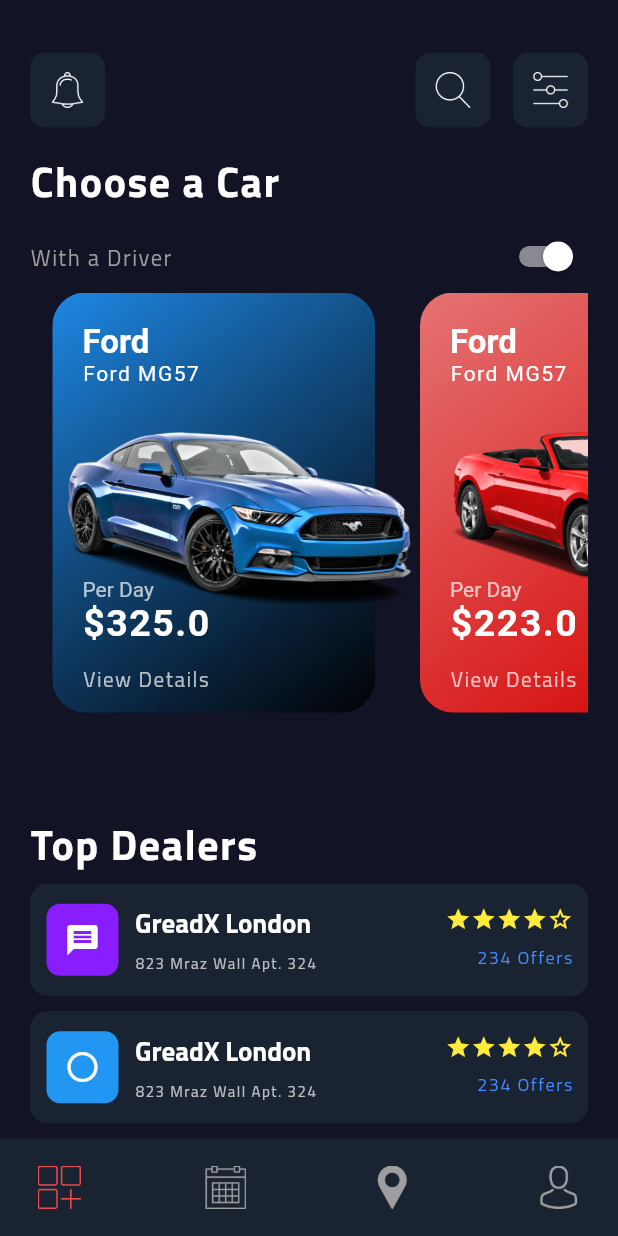
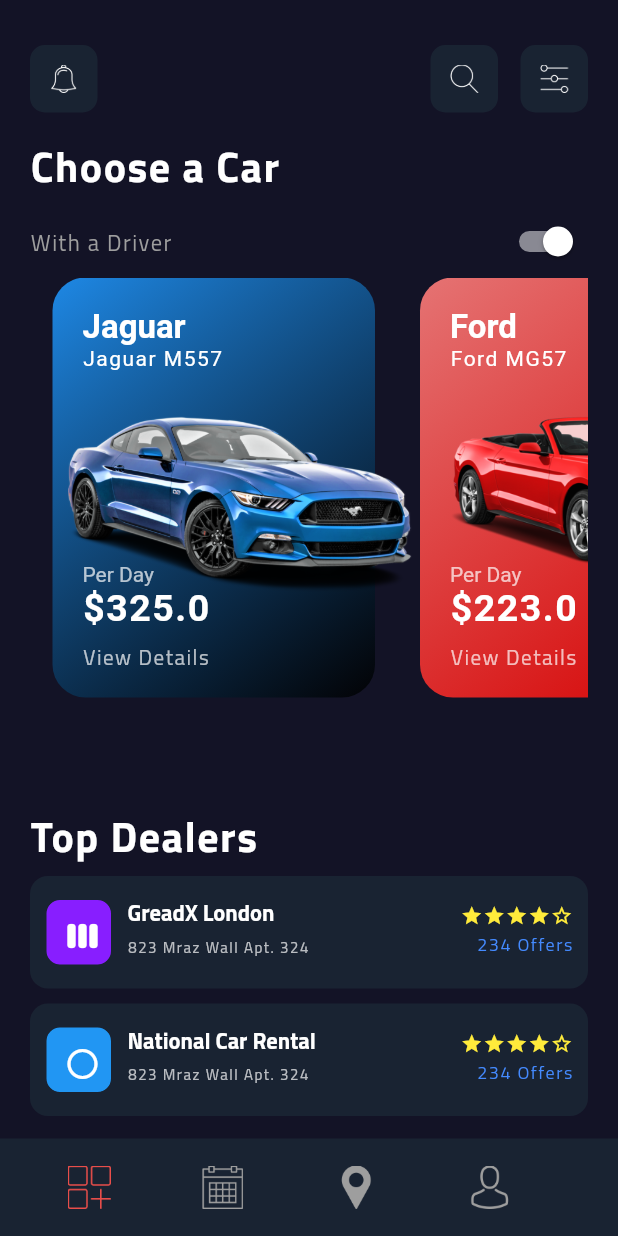
Before and after one commit to aymansainshy/CarAppUiDemo, a Flutter app: the HomeScreen screen opened directly, on a phone screen of 412 x 824 dp. Run offline on Flutter 3.47's test engine with Material 2 defaults, Android fonts, the phone set to English and light mode, and no system bars.

Commit message:
car app done demo

```diff
--- /dev/null
+++ b/lib/helper/buildAppBar.dart
@@ -0,0 +1,48 @@
+import 'package:car_app/helper/costanse.dart';
+import 'package:flutter/material.dart';
+
+import 'buildContainer.dart';
+
+class BuildAppBar extends StatelessWidget {
+  final String iconUrl;
+  final Function func;
+  const BuildAppBar({
+    this.iconUrl,
+    this.func,
+    Key key,
+  }) : super(key: key);
+
+  @override
+  Widget build(BuildContext context) {
+    return Row(
+      children: <Widget>[
+        GestureDetector(
+          onTap: func,
+          child: BuildContainer(
+            color: kaccentColor,
+            child: Image.asset(
+              iconUrl,
+              color: Colors.white,
+            ),
+          ),
+        ),
+        Spacer(),
+        BuildContainer(
+          color: kaccentColor,
+          child: Image.asset(
+            'assets/icons/search.png',
+            color: Colors.white,
+          ),
+        ),
+        SizedBox(width: 15),
+        BuildContainer(
+          color: kaccentColor,
+          child: Image.asset(
+            'assets/icons/adjust.png',
+            color: Colors.white,
+          ),
+        ),
+      ],
+    );
+  }
+}
--- a/lib/helper/buildContainer.dart
+++ b/lib/helper/buildContainer.dart
@@ -13,8 +13,8 @@ class BuildContainer extends StatelessWidget {
   @override
   Widget build(BuildContext context) {
     return Container(
-      width: 50,
-      height: 50,
+      width: 45,
+      height: 45,
       padding: EdgeInsets.all(12.0),
       decoration: BoxDecoration(
         color: color,
--- a/lib/helper/costanse.dart
+++ b/lib/helper/costanse.dart
@@ -8,4 +8,52 @@ const Color kbottonColor = Color.fromRGBO(234, 78, 74, 1);
 
 const Color kpink = Color.fromRGBO(136, 30, 255, 1);
 
+const Color kblue = Colors.blue;
+
 const double kpadding = 20.0;
+
+// final List<Map<String, dynamic>> spicification = [
+//     {
+//       'icon': 'assets/icons/engine.png',
+//       'title': 'Engine Power',
+//       'description': '610 CV (449 kw)',
+//       'color': kaccentColor
+//     },
+//     {
+//       'icon': 'assets/icons/windshield.png',
+//       'title': 'Acceleration',
+//       'description': '0-100 km/h - 3.5s',
+//       'color': Colors.blueGrey[700]
+//     },
+//     {
+//       'icon': 'assets/icons/dashboard.png',
+//       'title': 'Max Speed',
+//       'description': '324 km/h',
+//       'color': kaccentColor
+//     },
+//     {
+//       'icon': 'assets/icons/information.png',
+//       'title': 'Max Torque',
+//       'description': '560Nm @6.500 rpm',
+//       'color': kaccentColor
+//     },
+//     {
+//       'icon': 'assets/icons/breakdown.png',
+//       'title': 'Breakes',
+//       'description': '8 Pistons (front)',
+//       'color': kaccentColor
+//     },
+//     {
+//       'icon': 'assets/icons/climatization.png',
+//       'title': 'Seats',
+//       'description': '2 seats',
+//       'color': kaccentColor
+//     },
+//   ];
+
+//  List<String> buttomNav = [
+//   'assets/icons/app.png',
+//   'assets/icons/calendar.png',
+//   'assets/icons/pin.png',
+//   'assets/icons/user.png',
+// ];
--- a/lib/models/car.dart
+++ b/lib/models/car.dart
@@ -21,8 +21,8 @@ List<Car> cars = [
   Car(
     id: 1,
     price: 325.0,
-    type: 'Ford',
-    name: 'Ford MG57',
+    type: 'Jaguar',
+    name: 'Jaguar M557',
     imageUrl: 'assets/images/ford1.png',
     fColor: Colors.blue[600],
     sColor: Colors.black87,
--- a/lib/screens/homeScreen.dart
+++ b/lib/screens/homeScreen.dart
@@ -1,6 +1,8 @@
+import 'package:car_app/helper/buildAppBar.dart';
 import 'package:car_app/helper/buildContainer.dart';
 import 'package:car_app/helper/costanse.dart';
 import 'package:car_app/models/car.dart';
+import 'package:car_app/screens/detailScreen.dart';
 import 'package:flutter/material.dart';
 
 class HomeScreen extends StatefulWidget {
@@ -15,13 +17,13 @@ class _HomeScreenState extends State<HomeScreen> {
       backgroundColor: kprimaryColor,
       body: Padding(
         padding:
-            const EdgeInsets.only(left: kpadding, right: kpadding, top: 35),
+            const EdgeInsets.only(left: kpadding, right: kpadding, top: 30),
         child: Column(
           crossAxisAlignment: CrossAxisAlignment.start,
           children: <Widget>[
-            BuildAppBar(),
+            BuildAppBar(iconUrl: 'assets/icons/bell.png'),
             SizedBox(height: 10),
-            buildText('Choose a Car'),
+            _buildText('Choose a Car'),
             BuildTextSwitch(),
             Expanded(
               child: ListView.builder(
@@ -29,63 +31,81 @@ class _HomeScreenState extends State<HomeScreen> {
                 itemCount: cars.length,
                 itemBuilder: (context, i) => Padding(
                   padding: const EdgeInsets.symmetric(horizontal: 15),
-                  child: CarItem(car: cars[i]),
+                  child: CarItem(
+                    car: cars[i],
+                    press: () {
+                      Navigator.of(context).push(
+                        MaterialPageRoute(
+                          builder: (context) => DetailScreen(
+                            car: cars[i],
+                          ),
+                        ),
+                      );
+                    },
                   ),
                 ),
               ),
-            buildText('Top Dealers'),
-            buildBottomContainer(Icons.message, 'GreadX London', kpink),
+            ),
+            _buildText('Top Dealers'),
+            _buildDealerContainer(Icons.view_week, 'GreadX London', kpink),
             SizedBox(height: 10),
-            buildBottomContainer(
-                Icons.panorama_fish_eye, 'GreadX London', Colors.blue),
-            SizedBox(height: 10),
+            _buildDealerContainer(
+                Icons.panorama_fish_eye, 'National Car Rental', kblue),
+            SizedBox(height: 15),
           ],
         ),
       ),
-      bottomNavigationBar: buildBottomNavigationBar(),
+      bottomNavigationBar: BuildBottomNavigationBar(),
     );
   }
-
-
 }
 
 // 1 -  ..................................................
-class BuildAppBar extends StatelessWidget {
-  const BuildAppBar({
-    Key key,
-  }) : super(key: key);
 
-  @override
-  Widget build(BuildContext context) {
-    return Row(
-      children: <Widget>[
-        BuildContainer(
-          color: kaccentColor,
-          child: Image.asset(
-            'assets/icons/bell.png',
-            color: Colors.white,
-          ),
-        ),
-        Spacer(),
-        BuildContainer(
-          color: kaccentColor,
-          child: Image.asset(
-            'assets/icons/search.png',
-            color: Colors.white,
-          ),
-        ),
-        SizedBox(width: 15),
-        BuildContainer(
-          color: kaccentColor,
-          child: Image.asset(
-            'assets/icons/adjust.png',
-            color: Colors.white,
-          ),
-        ),
-      ],
-    );
-  }
-}
+// this is also going to Helper Widget
+// class BuildAppBar extends StatelessWidget {
+//   final String iconUrl;
+//   final Function func;
+//   const BuildAppBar({
+//     this.iconUrl,
+//     this.func,
+//     Key key,
+//   }) : super(key: key);
+
+//   @override
+//   Widget build(BuildContext context) {
+//     return Row(
+//       children: <Widget>[
+//         GestureDetector(
+//           onTap: func,
+//           child: BuildContainer(
+//             color: kaccentColor,
+//             child: Image.asset(
+//               iconUrl,
+//               color: Colors.white,
+//             ),
+//           ),
+//         ),
+//         Spacer(),
+//         BuildContainer(
+//           color: kaccentColor,
+//           child: Image.asset(
+//             'assets/icons/search.png',
+//             color: Colors.white,
+//           ),
+//         ),
+//         SizedBox(width: 15),
+//         BuildContainer(
+//           color: kaccentColor,
+//           child: Image.asset(
+//             'assets/icons/adjust.png',
+//             color: Colors.white,
+//           ),
+//         ),
+//       ],
+//     );
+//   }
+// }
 
 // class BuildContainer extends StatelessWidget {
 //   final Color color;
@@ -113,6 +133,19 @@ class BuildAppBar extends StatelessWidget {
 // }
 
 // 2 - ..........................................................
+Text _buildText(String text) {
+  return Text(
+    text,
+    style: TextStyle(
+      fontSize: 28,
+      fontWeight: FontWeight.bold,
+      color: Colors.white,
+      letterSpacing: 1,
+    ),
+  );
+}
+
+// 3 - ......................................................
 class BuildTextSwitch extends StatefulWidget {
   @override
   _BuildTextSwitchState createState() => _BuildTextSwitchState();
@@ -143,14 +176,20 @@ class _BuildTextSwitchState extends State<BuildTextSwitch> {
   }
 }
 
-//3 - ................................................
+//4 - ................................................
 class CarItem extends StatelessWidget {
   final Car car;
-  CarItem({this.car});
+  final Function press;
+  CarItem({
+    this.car,
+    this.press,
+  });
 
   @override
   Widget build(BuildContext context) {
-    return Stack(
+    return GestureDetector(
+      onTap: press,
+      child: Stack(
         overflow: Overflow.visible,
         children: <Widget>[
           Container(
@@ -197,9 +236,12 @@ class CarItem extends StatelessWidget {
           Positioned(
             top: 70,
             left: kpadding / 2,
+            child: Hero(
+              tag: car.id,
               child: Image.asset(
                 '${car.imageUrl}',
                 width: 230,
+              ),
             ),
           ),
           Positioned(
@@ -230,7 +272,7 @@ class CarItem extends StatelessWidget {
                       ],
                     ),
                   ),
-                SizedBox(height: 10),
+                  SizedBox(height: 5),
                   Text(
                     'View Details',
                     style: TextStyle(
@@ -243,25 +285,13 @@ class CarItem extends StatelessWidget {
             ),
           ),
         ],
+      ),
     );
   }
 }
 
-// 5 - ......................................................
-Text buildText(String text) {
-  return Text(
-    text,
-    style: TextStyle(
-      fontSize: 28,
-      fontWeight: FontWeight.bold,
-      color: Colors.white,
-      letterSpacing: 1,
-    ),
-  );
-}
-
-// 6 - ................................
-Container buildBottomContainer(IconData icon, String text, Color color) {
+// 5 - ................................
+Container _buildDealerContainer(IconData icon, String text, Color color) {
   return Container(
     padding: EdgeInsets.all(kpadding / 2),
     width: double.infinity,
@@ -287,7 +317,7 @@ Container buildBottomContainer(IconData icon, String text, Color color) {
             Text(
               text,
               style: TextStyle(
-                fontSize: 18,
+                fontSize: 15,
                 fontWeight: FontWeight.bold,
                 color: Colors.white,
               ),
@@ -309,14 +339,13 @@ Container buildBottomContainer(IconData icon, String text, Color color) {
           children: <Widget>[
             Row(
               children: <Widget>[
-                Icon(Icons.star, size: 17, color: Colors.yellow),
-                Icon(Icons.star, size: 17, color: Colors.yellow),
-                Icon(Icons.star, size: 17, color: Colors.yellow),
-                Icon(Icons.star, size: 17, color: Colors.yellow),
-                Icon(Icons.star_border, size: 17, color: Colors.yellow),
+                Icon(Icons.star, size: 15, color: Colors.yellow),
+                Icon(Icons.star, size: 15, color: Colors.yellow),
+                Icon(Icons.star, size: 15, color: Colors.yellow),
+                Icon(Icons.star, size: 15, color: Colors.yellow),
+                Icon(Icons.star_border, size: 15, color: Colors.yellow),
               ],
             ),
-            SizedBox(height: 5),
             Text(
               '234 Offers',
               style: TextStyle(
@@ -332,38 +361,48 @@ Container buildBottomContainer(IconData icon, String text, Color color) {
   );
 }
 
+// 6 - ..................................................
+class BuildBottomNavigationBar extends StatefulWidget {
+  @override
+  _BuildBottomNavigationBarState createState() =>
+      _BuildBottomNavigationBarState();
+}
 
+class _BuildBottomNavigationBarState extends State<BuildBottomNavigationBar> {
+  List<String> buttomNav = [
+    'assets/icons/app.png',
+    'assets/icons/calendar.png',
+    'assets/icons/pin.png',
+    'assets/icons/user.png',
+  ];
 
-// 7 - ..................................................
-Container buildBottomNavigationBar() {
+  int selecTedIndex = 0;
+
+  @override
+  Widget build(BuildContext context) {
     return Container(
       padding: EdgeInsets.symmetric(horizontal: 25, vertical: 18),
       color: kaccentColor,
       height: 65,
-      child: Row(
-        mainAxisAlignment: MainAxisAlignment.spaceBetween,
-        children: <Widget>[
-          Image.asset(
-            'assets/icons/app.png',
-            color: kbottonColor,
+      child: ListView.builder(
+        scrollDirection: Axis.horizontal,
+        itemCount: buttomNav.length,
+        itemBuilder: (context, index) => GestureDetector(
+          onTap: () {
+            setState(() {
+              selecTedIndex = index;
+            });
+          },
+          child: Padding(
+            padding: const EdgeInsets.only(right: kpadding * 2, left: kpadding),
+            child: Image.asset(
+              buttomNav[index],
               height: 40,
+              color: selecTedIndex == index ? kbottonColor : Colors.grey,
             ),
-          Image.asset(
-            'assets/icons/calendar.png',
-            color: Colors.grey,
-            height: 40,
           ),
-          Image.asset(
-            'assets/icons/pin.png',
-            color: Colors.grey,
-            height: 40,
         ),
-          Image.asset(
-            'assets/icons/user.png',
-            color: Colors.grey,
-            height: 40,
-          ),
-        ],
       ),
     );
   }
+}
```
Also changed, not shown: lib/screens/detailScreen.dart (added, +300 -0 lines). Lines whose indentation alone changed are shown as unchanged.
